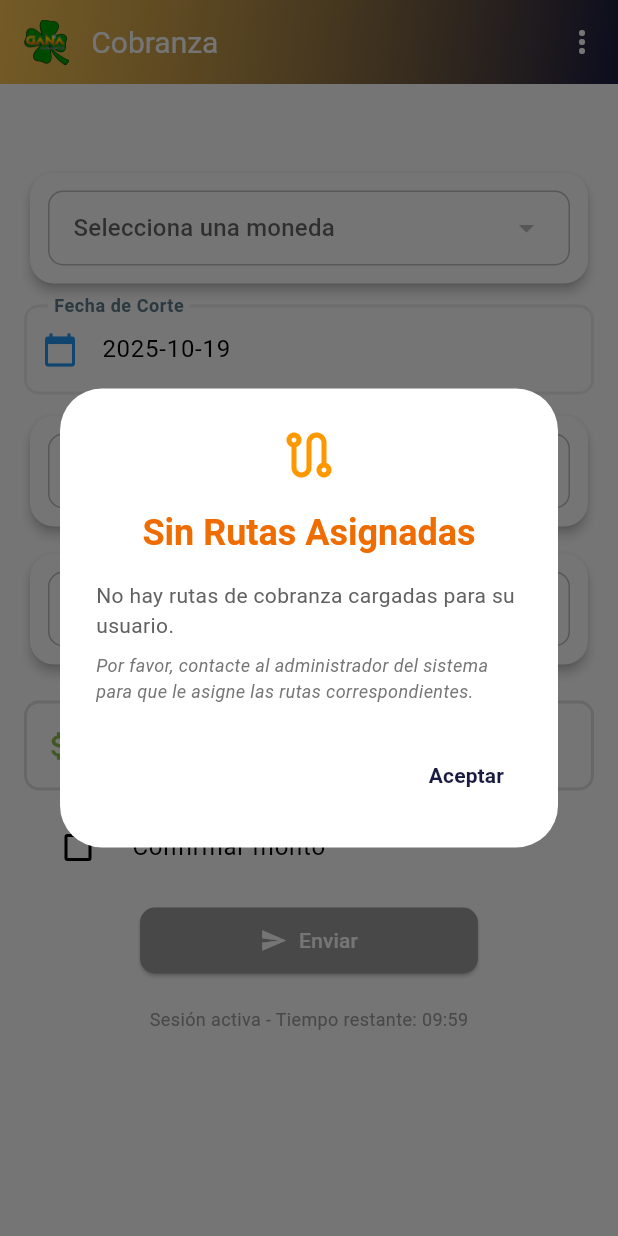
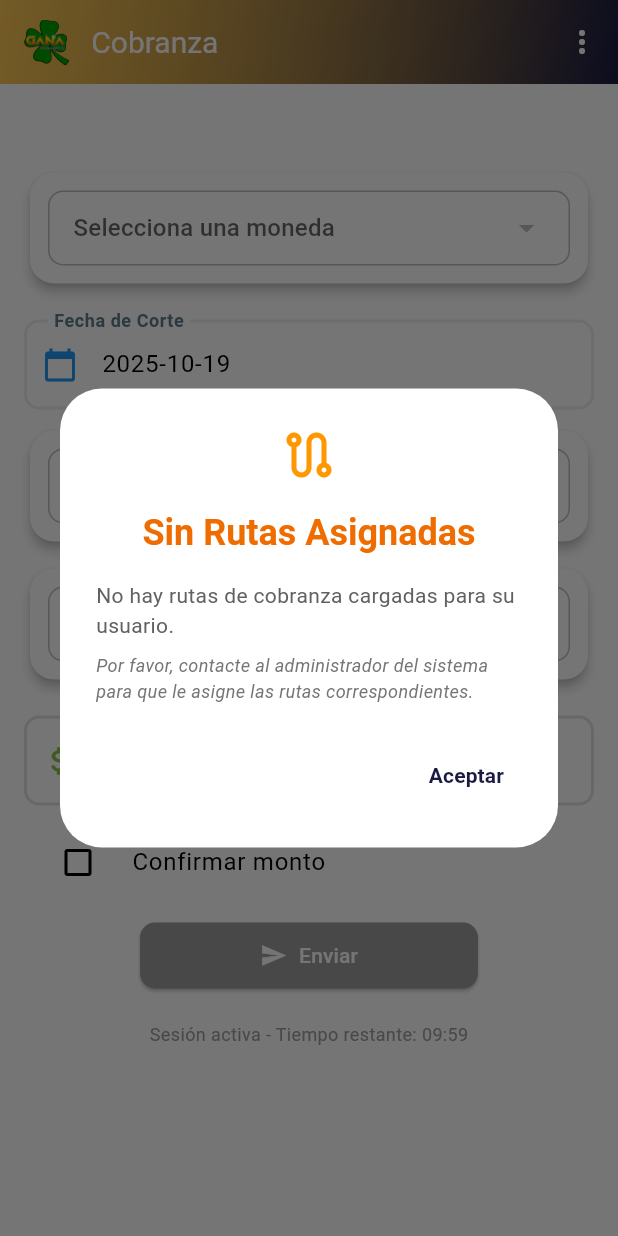
Before and after one commit to Jechf/atenasCobranza, a Flutter app: the HomeScreen screen opened directly with empty values, on a phone screen of 412 x 824 dp. Run offline on Flutter 3.47's test engine with Material 3 defaults, Android fonts, the phone set to English and light mode, and no system bars; our stand-ins replace flutter_image_compress, geolocator, google_maps_flutter, image_picker, permission_handler, shared_preferences; missing offline and left inert: blue_thermal_printer; accounts and stored records are empty; network calls fail; statements that could not run were skipped.

Commit message:
espaciado fecha

```diff
--- a/lib/home_screen.dart
+++ b/lib/home_screen.dart
@@ -2663,7 +2663,7 @@ ${DateFormat('dd/MM/yyyy HH:mm').format(DateTime.now())}
                   ),
                 ),
 
-                SizedBox(height: 10), // Mayor espacio arriba
+                SizedBox(height: 20),
 
                 TextField(
                   controller: _fechaController,
```
Also changed, not shown: 1 other file.
